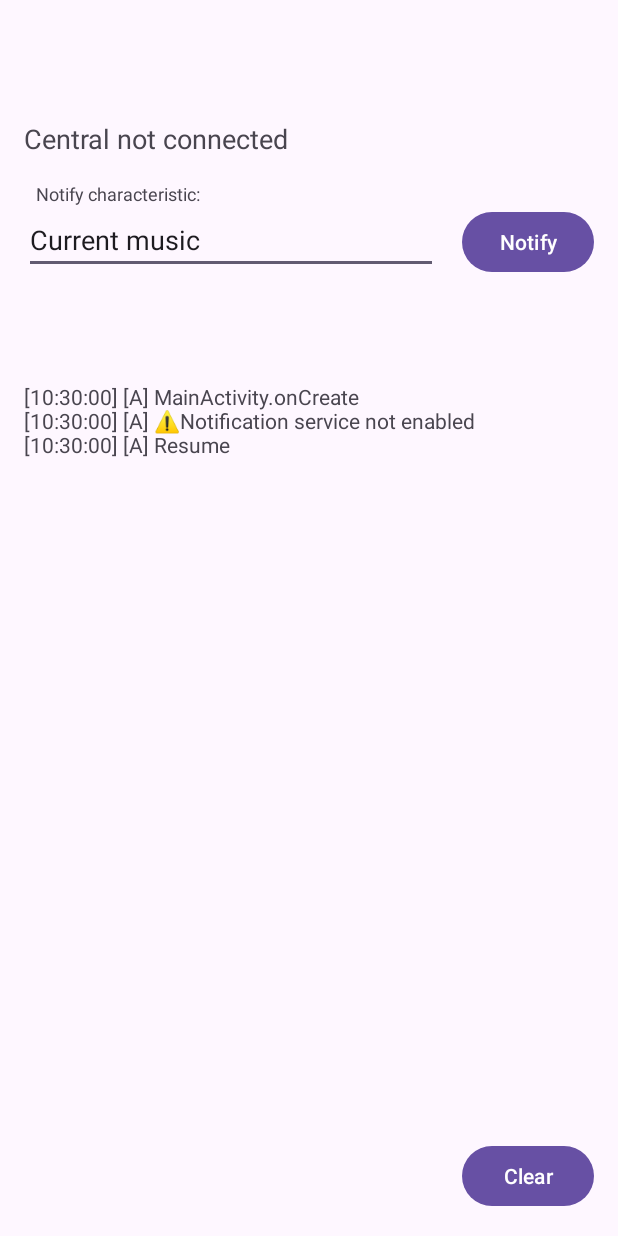
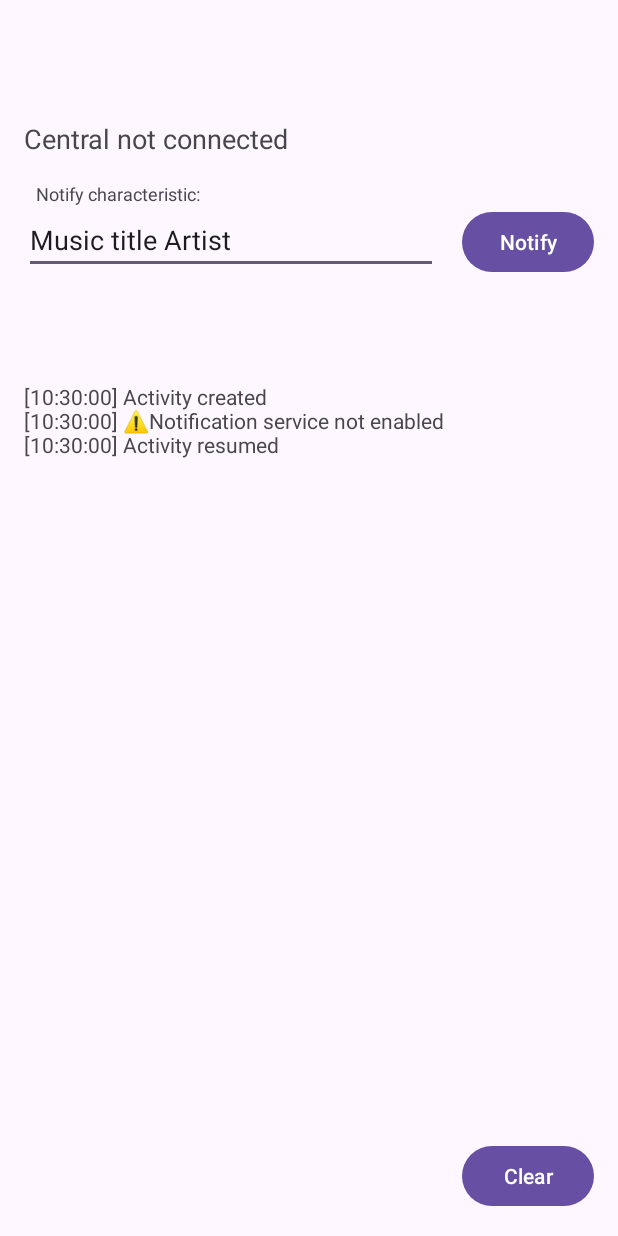
Before and after one commit to josselinbuils/twingo-ecu, an Android app: the screen it shows after launch (MainActivity), on a phone screen of 412 x 824 dp. Run offline under Robolectric (Android 15) with nearby library versions, the light colour scheme and no system bars; 1 statement that could not run was skipped.

Commit message:
Clean code

```diff
--- a/android/app/src/main/kotlin/com/twingo/MainActivity.kt
+++ b/android/app/src/main/kotlin/com/twingo/MainActivity.kt
@@ -40,24 +40,18 @@ private const val BLUETOOTH_ALL_PERMISSIONS_REQUEST_CODE = 2
 private const val ENABLE_BLUETOOTH_REQUEST_CODE = 1
 
 class MainActivity : AppCompatActivity() {
-    private val bluetoothAdapter: BluetoothAdapter by lazy {
-        bluetoothManager.adapter
-    }
-    private val bluetoothManager: BluetoothManager by lazy {
-        getSystemService(BLUETOOTH_SERVICE) as BluetoothManager
-    }
     private val editTextCurrentMusicCharacteristic: EditText
-        get() = findViewById(R.id.editTextCurrentMusicCharacteristic)
+        get() = findViewById(R.id.edit_current_music)
     private val grayscaleMusicCover: ImageView
-        get() = findViewById(R.id.grayscaleMusicCover)
+        get() = findViewById(R.id.image_grayscale_music_cover)
     private val musicCover: ImageView
-        get() = findViewById(R.id.musicCover)
+        get() = findViewById(R.id.image_music_cover)
     private val scrollViewLog: ScrollView
-        get() = findViewById(R.id.scrollViewLog)
+        get() = findViewById(R.id.scroll_logs)
     private val textViewConnectionState: TextView
-        get() = findViewById(R.id.textViewConnectionState)
+        get() = findViewById(R.id.text_connection_state)
     private val textViewLog: TextView
-        get() = findViewById(R.id.textViewLog)
+        get() = findViewById(R.id.text_logs)
     private var synchronizer: Synchronizer? = null
     private val synchronizerConnection = object : ServiceConnection {
 
@@ -73,28 +67,38 @@ class MainActivity : AppCompatActivity() {
 
     private val broadcastReceiver = object : BroadcastReceiver() {
         override fun onReceive(context: Context, intent: Intent) {
-            if (intent.action == "Bitmaps") {
-                val bitmap = intent.getParcelableExtra("bitmap", Bitmap::class.java)
-                val grayscaleBitmap = intent.getParcelableExtra("grayscaleBitmap", Bitmap::class.java)
+            if (intent.action == Synchronizer.Constants.INTENT_BITMAPS) {
+                val bitmap = intent.getParcelableExtra(
+                    Synchronizer.Constants.INTENT_BITMAPS_BITMAP,
+                    Bitmap::class.java
+                )
+                val grayscaleBitmap =
+                    intent.getParcelableExtra(
+                        Synchronizer.Constants.INTENT_BITMAPS_GRAYSCALE_BITMAP,
+                        Bitmap::class.java
+                    )
 
                 runOnUiThread {
                     musicCover.setImageBitmap(bitmap?.scale(128, 128))
                     grayscaleMusicCover.setImageBitmap(grayscaleBitmap?.scale(128, 128))
                 }
-            } else if (intent.action == "Log") {
-                val message = intent.getStringExtra("message")
+            } else if (intent.action == Synchronizer.Constants.INTENT_LOG) {
+                val message = intent.getStringExtra(Synchronizer.Constants.INTENT_LOG_MESSAGE)
 
                 if (message != null) {
-                    appendLog(message, "R")
+                    appendLog(message)
                 }
-            } else if (intent.action == "State") {
-                val state = intent.getStringExtra("state")
+            } else if (intent.action == Synchronizer.Constants.INTENT_STATE) {
+                val state = intent.getStringExtra(Synchronizer.Constants.INTENT_STATE_STATE)
 
                 runOnUiThread {
-                    if (state == "CENTRAL_CONNECTED") {
-                        textViewConnectionState.text = getString(R.string.textConnected)
-                    } else if (state == "CENTRAL_DISCONNECTED" || state == "GATT_SERVER_CLOSED") {
-                        textViewConnectionState.text = getString(R.string.textDisconnected)
+                    if (state == Synchronizer.Constants.STATE_CENTRAL_CONNECTED) {
+                        textViewConnectionState.text = getString(R.string.text_connected)
+                    } else if (
+                        state == Synchronizer.Constants.STATE_CENTRAL_DISCONNECTED ||
+                        state == Synchronizer.Constants.STATE_GATT_SERVER_CLOSED
+                    ) {
+                        textViewConnectionState.text = getString(R.string.text_disconnected)
                     }
                 }
             }
@@ -104,9 +108,7 @@ class MainActivity : AppCompatActivity() {
     override fun onCreate(savedInstanceState: Bundle?) {
         super.onCreate(savedInstanceState)
         setContentView(R.layout.activity_main)
-
-        appendLog("MainActivity.onCreate")
-
+        appendLog("Activity created")
         grantAppPermissions(AskType.AskOnce) { isGranted ->
             if (!isGranted) {
                 appendLog("⚠️Permission issue")
@@ -127,10 +129,10 @@ class MainActivity : AppCompatActivity() {
 
             val intentFilter = IntentFilter()
 
-            intentFilter.addAction("Bitmaps")
-            intentFilter.addAction("Log")
-            intentFilter.addAction("State")
-            intentFilter.addAction("NotificationCanceled")
+            intentFilter.addAction(Synchronizer.Constants.INTENT_BITMAPS)
+            intentFilter.addAction(Synchronizer.Constants.INTENT_LOG)
+            intentFilter.addAction(Synchronizer.Constants.INTENT_NOTIFICATION_CANCELED)
+            intentFilter.addAction(Synchronizer.Constants.INTENT_STATE)
 
             LocalBroadcastManager.getInstance(this)
                 .registerReceiver(broadcastReceiver, intentFilter)
@@ -149,35 +151,31 @@ class MainActivity : AppCompatActivity() {
 
     override fun onResume() {
         super.onResume()
-        appendLog("Resume")
+        appendLog("Activity resumed")
         synchronizer?.registerMediaController()
     }
 
-    @Suppress("unused")
     fun onTapSend(view: View) {
         val synchronizer = synchronizer
 
         if (synchronizer != null) {
             val text = editTextCurrentMusicCharacteristic.text.toString()
             val data = text.toByteArray(Charsets.UTF_8)
-            synchronizer.sendNotification(
-                synchronizer.currentMusicCharacteristic.uuid.toString(), data
-            )
+            synchronizer.sendNotification(Synchronizer.UUID_CHARACTERISTIC_CURRENT_MUSIC, data)
         }
     }
 
-    @Suppress("unused")
     fun onTapClearLog(view: View) {
         textViewLog.text = ""
         appendLog("Logs cleared")
     }
 
     @SuppressLint("SetTextI18n")
-    private fun appendLog(message: String, tag: String = "A") {
+    private fun appendLog(message: String) {
         Log.d("appendLog", message)
         runOnUiThread {
             val strTime = SimpleDateFormat("HH:mm:ss", Locale.getDefault()).format(Date())
-            textViewLog.text = textViewLog.text.toString() + "[$strTime] [$tag] $message\n"
+            textViewLog.text = textViewLog.text.toString() + "[$strTime] $message\n"
 
             // scroll after delay, because textView has to be updated first
             Handler(Looper.getMainLooper()).postDelayed({
@@ -244,7 +242,9 @@ class MainActivity : AppCompatActivity() {
     }
 
     private fun enableBluetooth(askType: AskType, completion: (Boolean) -> Unit) {
-        if (bluetoothAdapter.isEnabled) {
+        val bluetoothManager = getSystemService(BLUETOOTH_SERVICE) as BluetoothManager
+
+        if (bluetoothManager.adapter.isEnabled) {
             completion(true)
         } else {
             val intentString = BluetoothAdapter.ACTION_REQUEST_ENABLE
--- a/android/app/src/main/res/layout/activity_main.xml
+++ b/android/app/src/main/res/layout/activity_main.xml
@@ -8,31 +8,31 @@
     tools:context=".MainActivity">
 
     <TextView
-        android:id="@+id/textViewConnectionState"
+        android:id="@+id/text_connection_state"
         android:layout_width="0dp"
         android:layout_height="wrap_content"
         android:layout_marginStart="16dp"
         android:layout_marginTop="16dp"
         android:layout_marginEnd="16dp"
-        android:text="@string/textDisconnected"
+        android:text="@string/text_disconnected"
         android:textSize="18sp"
         app:layout_constraintEnd_toEndOf="parent"
         app:layout_constraintStart_toStartOf="parent"
         app:layout_constraintTop_toTopOf="parent" />
 
     <TextView
-        android:id="@+id/textViewHintCurrentMusicCharacteristic"
+        android:id="@+id/text_notify_characteristic"
         android:layout_width="wrap_content"
         android:layout_height="wrap_content"
         android:layout_marginStart="24dp"
         android:layout_marginTop="16dp"
-        android:text="@string/textStaticCurrentMusicCharacteristic"
+        android:text="@string/text_notify_characteristic"
         android:textSize="12sp"
         app:layout_constraintStart_toStartOf="parent"
-        app:layout_constraintTop_toBottomOf="@+id/textViewConnectionState" />
+        app:layout_constraintTop_toBottomOf="@+id/text_connection_state" />
 
     <EditText
-        android:id="@+id/editTextCurrentMusicCharacteristic"
+        android:id="@+id/edit_current_music"
         android:layout_width="0dp"
         android:layout_height="wrap_content"
         android:layout_marginStart="16dp"
@@ -40,43 +40,46 @@
         android:autofillHints=""
         android:ems="10"
         android:inputType="text"
-        android:text="Current music"
-        app:layout_constraintEnd_toStartOf="@+id/buttonNotify"
+        android:text="@string/text_current_music"
+        app:layout_constraintEnd_toStartOf="@+id/button_notify"
         app:layout_constraintStart_toStartOf="parent"
-        app:layout_constraintTop_toBottomOf="@+id/textViewHintCurrentMusicCharacteristic" />
+        app:layout_constraintTop_toBottomOf="@+id/text_notify_characteristic"
+        tools:ignore="LabelFor" />
 
     <Button
-        android:id="@+id/buttonNotify"
+        android:id="@+id/button_notify"
         android:layout_width="wrap_content"
         android:layout_height="wrap_content"
         android:layout_marginEnd="16dp"
         android:onClick="onTapSend"
-        android:text="@string/buttonNotify"
-        app:layout_constraintBaseline_toBaselineOf="@+id/editTextCurrentMusicCharacteristic"
+        android:text="@string/button_notify"
+        app:layout_constraintBaseline_toBaselineOf="@+id/edit_current_music"
         app:layout_constraintEnd_toEndOf="parent" />
 
     <ImageView
-        android:id="@+id/musicCover"
+        android:id="@+id/image_music_cover"
         android:layout_width="48dp"
         android:layout_height="48dp"
         android:layout_marginStart="16dp"
         android:layout_marginTop="8dp"
         android:contentDescription=""
         app:layout_constraintStart_toStartOf="parent"
-        app:layout_constraintTop_toBottomOf="@+id/editTextCurrentMusicCharacteristic" />
+        app:layout_constraintTop_toBottomOf="@+id/edit_current_music"
+        tools:ignore="ContentDescription" />
 
     <ImageView
-        android:id="@+id/grayscaleMusicCover"
+        android:id="@+id/image_grayscale_music_cover"
         android:layout_width="48dp"
         android:layout_height="48dp"
         android:layout_marginStart="16dp"
         android:layout_marginTop="8dp"
         android:contentDescription=""
-        app:layout_constraintStart_toEndOf="@+id/musicCover"
-        app:layout_constraintTop_toBottomOf="@+id/editTextCurrentMusicCharacteristic" />
+        app:layout_constraintStart_toEndOf="@+id/image_music_cover"
+        app:layout_constraintTop_toBottomOf="@+id/edit_current_music"
+        tools:ignore="ContentDescription" />
 
     <ScrollView
-        android:id="@+id/scrollViewLog"
+        android:id="@+id/scroll_logs"
         android:layout_width="match_parent"
         android:layout_height="0dp"
         android:layout_marginStart="16dp"
@@ -84,27 +87,27 @@
         android:layout_marginEnd="16dp"
         android:layout_marginBottom="16dp"
         android:layout_weight="1"
-        app:layout_constraintBottom_toTopOf="@+id/buttonClearLog"
+        app:layout_constraintBottom_toTopOf="@+id/button_clear"
         app:layout_constraintEnd_toEndOf="parent"
         app:layout_constraintHorizontal_bias="0.0"
         app:layout_constraintStart_toStartOf="parent"
-        app:layout_constraintTop_toBottomOf="@+id/musicCover">
+        app:layout_constraintTop_toBottomOf="@+id/image_music_cover">
 
         <TextView
-            android:id="@+id/textViewLog"
+            android:id="@+id/text_logs"
             android:layout_width="wrap_content"
             android:layout_height="wrap_content" />
 
     </ScrollView>
 
     <Button
-        android:id="@+id/buttonClearLog"
+        android:id="@+id/button_clear"
         android:layout_width="wrap_content"
         android:layout_height="wrap_content"
+        android:layout_marginEnd="16dp"
         android:layout_marginBottom="16dp"
-        android:layout_marginEnd="16dp"
         android:onClick="onTapClearLog"
-        android:text="@string/buttonClearLogs"
+        android:text="@string/button_clear"
         app:layout_constraintBottom_toBottomOf="parent"
         app:layout_constraintEnd_toEndOf="parent" />
 
--- a/android/app/src/main/res/values/strings.xml
+++ b/android/app/src/main/res/values/strings.xml
@@ -1,8 +1,9 @@
 <resources>
     <string name="app_name">Twingo</string>
-    <string name="buttonClearLogs">Clear</string>
-    <string name="buttonNotify">Notify</string>
-    <string name="textConnected">Central connected</string>
-    <string name="textDisconnected">Central not connected</string>
-    <string name="textStaticCurrentMusicCharacteristic">Notify characteristic:</string>
+    <string name="button_clear">Clear</string>
+    <string name="button_notify">Notify</string>
+    <string name="text_connected">Central connected</string>
+    <string name="text_disconnected">Central not connected</string>
+    <string name="text_notify_characteristic">Notify characteristic:</string>
+    <string name="text_current_music">Music title\nArtist</string>
 </resources>
```
Also changed, not shown: android/app/src/main/kotlin/com/twingo/Synchronizer.kt (+54 -51 lines).
